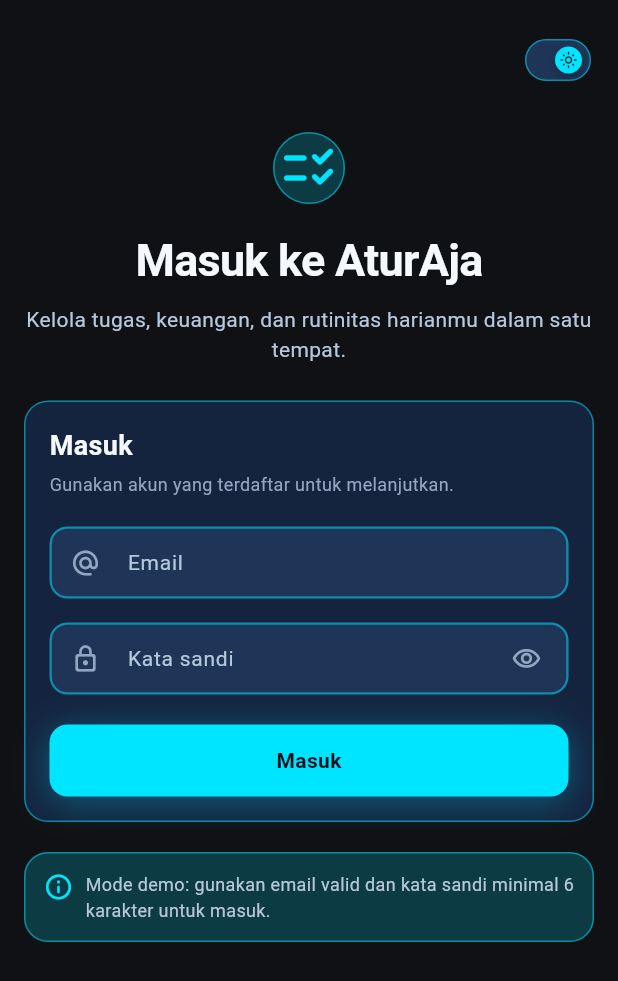
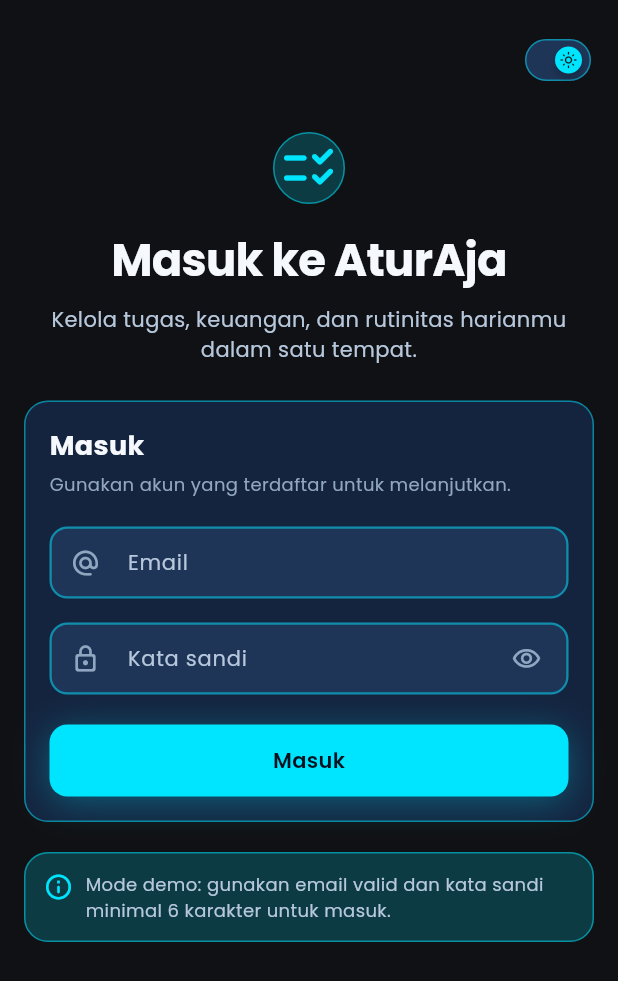
Before and after one commit to LAVOTSIRC/AturAja, a Flutter app: the screen it shows after launch, on a phone screen of 412 x 824 dp. Shown: the top 981 px of the screen. Run offline on Flutter 3.47's test engine with Material 3 defaults, Android fonts, the light colour scheme and no system bars; our stand-ins replace camera, go_router, google_fonts, permission_handler, shared_preferences.

Commit message:
fix : perbaiki font poppins tidak muncul

```diff
--- a/lib/theme/app_typography.dart
+++ b/lib/theme/app_typography.dart
@@ -66,26 +66,27 @@ class AppTypography {
     color: color,
   );
 
-  static TextTheme apply(TextTheme base, Color color) => base
-      .apply(fontFamily: fontFamily)
-      .copyWith(
-        displayLarge: base.displayLarge?.copyWith(
+  static TextTheme apply(TextTheme base, Color color) {
+    final TextTheme themed = base.apply(fontFamily: fontFamily);
+    return themed.copyWith(
+      displayLarge: themed.displayLarge?.copyWith(
         fontSize: font36,
         color: color,
       ),
-        headlineLarge: base.headlineLarge?.copyWith(
+      headlineLarge: themed.headlineLarge?.copyWith(
         fontSize: font30,
         color: color,
       ),
-        titleLarge: base.titleLarge?.copyWith(fontSize: font18, color: color),
-        titleMedium: base.titleMedium?.copyWith(fontSize: font16, color: color),
-        bodyLarge: base.bodyLarge?.copyWith(fontSize: font16, color: color),
-        bodyMedium: base.bodyMedium?.copyWith(fontSize: font14, color: color),
-        bodySmall: base.bodySmall?.copyWith(fontSize: font12, color: color),
-        labelLarge: base.labelLarge?.copyWith(fontSize: font14, color: color),
-        labelMedium: base.labelMedium?.copyWith(fontSize: font13, color: color),
-        labelSmall: base.labelSmall?.copyWith(fontSize: font12, color: color),
+      titleLarge: themed.titleLarge?.copyWith(fontSize: font18, color: color),
+      titleMedium: themed.titleMedium?.copyWith(fontSize: font16, color: color),
+      bodyLarge: themed.bodyLarge?.copyWith(fontSize: font16, color: color),
+      bodyMedium: themed.bodyMedium?.copyWith(fontSize: font14, color: color),
+      bodySmall: themed.bodySmall?.copyWith(fontSize: font12, color: color),
+      labelLarge: themed.labelLarge?.copyWith(fontSize: font14, color: color),
+      labelMedium: themed.labelMedium?.copyWith(fontSize: font13, color: color),
+      labelSmall: themed.labelSmall?.copyWith(fontSize: font12, color: color),
     );
+  }
 
   static TextStyle mono(Color color) =>
       GoogleFonts.robotoMono(fontSize: font12, color: color, height: 1.8);
```
Lines whose indentation alone changed are shown as unchanged.
